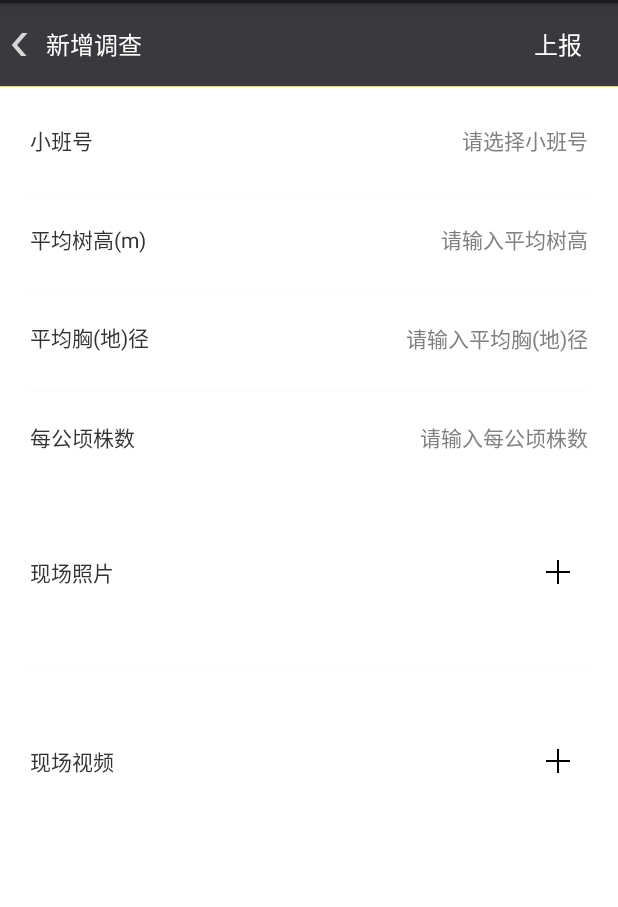
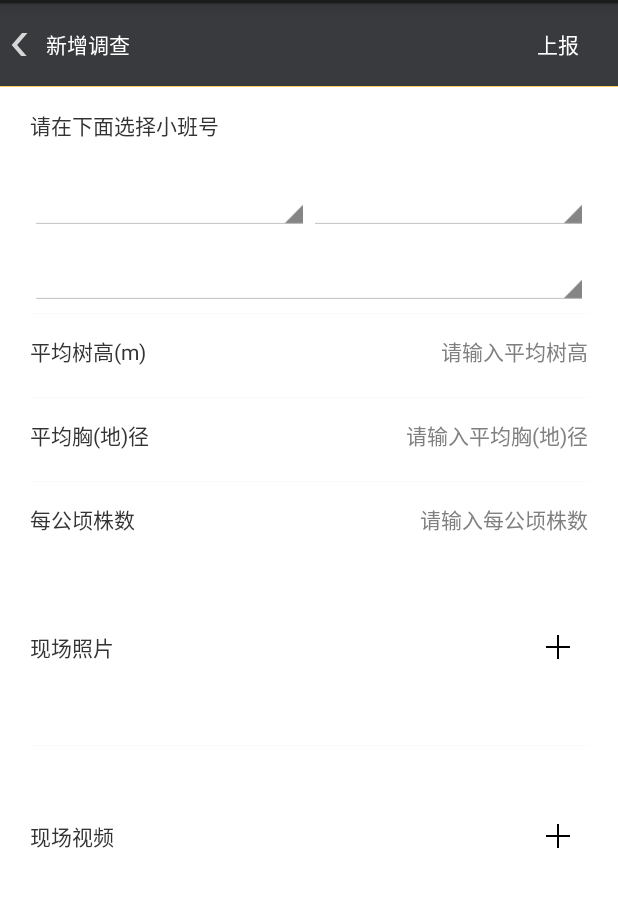
Before and after one commit to githubwithme/QiPoForest, an Android app: the layout addsurvey.xml on its own in the app's theme, with its tools: preview values and no code run, on a phone screen of 412 x 824 dp, the part 69-976 px from its top. Run offline under Robolectric (Android 15) with nearby library versions, the phone set to English and light mode, and no system bars.

Commit message:
1同步小班号数据 2添加小班号选择功能

```diff
--- a/app/src/main/res/layout/addsurvey.xml
+++ b/app/src/main/res/layout/addsurvey.xml
@@ -25,12 +25,12 @@
             android:layout_width="wrap_content"
             android:layout_height="@dimen/titlebar_height"
             android:layout_centerHorizontal="true"
+            android:layout_marginLeft="10dip"
             android:layout_toRightOf="@+id/imgbtn_back"
             android:gravity="center"
             android:text="新增调查"
-            android:layout_marginLeft="10dip"
             android:textColor="@color/white"
-            android:textSize="16sp"/>
+            android:textSize="14sp"/>
 
         <Button
             android:id="@+id/btn_upload"
@@ -43,7 +43,7 @@
             android:gravity="center"
             android:text="上报"
             android:textColor="@color/white"
-            android:textSize="16sp"/>
+            android:textSize="14sp"/>
 
         <ProgressBar
             android:id="@+id/pb_upload"
@@ -70,41 +70,55 @@
         android:layout_height="wrap_content"
         android:orientation="vertical">
 
-        <TableLayout
+        <LinearLayout
             android:layout_width="match_parent"
             android:layout_height="wrap_content"
             android:layout_marginLeft="20dip"
             android:layout_marginRight="20dip"
             android:layout_marginTop="5dip"
-            android:stretchColumns="1">
+            android:orientation="vertical">
 
-            <TableRow
+            <LinearLayout
                 android:layout_width="match_parent"
                 android:layout_height="wrap_content"
-                android:orientation="horizontal">
+                android:orientation="vertical">
 
                 <TextView
-                    android:layout_width="@dimen/width_colum"
-                    android:layout_height="match_parent"
+                    android:layout_width="match_parent"
+                    android:layout_height="40dip"
                     android:focusable="true"
                     android:focusableInTouchMode="true"
                     android:gravity="left|center_vertical"
-                    android:text="小班号"
+                    android:text="请在下面选择小班号"
                     android:textColor="@color/bg_text"
-                    android:textSize="@dimen/size_14"/>
+                    android:textSize="14sp"/>
 
-                <TextView
-                    android:id="@+id/tv_xbh"
+                <LinearLayout
                     android:layout_width="match_parent"
-                    android:layout_height="@dimen/height_colum"
-                    android:layout_span="3"
-                    android:background="@null"
-                    android:gravity="right|center_vertical"
-                    android:hint="请选择小班号"
-                    android:paddingLeft="10dip"
-                    android:textColor="@color/bg_yellow"
-                    android:textSize="@dimen/size_14"/>
-            </TableRow>
+                    android:layout_height="50dip"
+                    android:orientation="horizontal">
+
+                    <Spinner
+                        android:id="@+id/provinceSpinner"
+                        android:layout_width="0dip"
+                        android:layout_height="match_parent"
+                        android:layout_weight="1"
+                        android:gravity="center"/>
+
+                    <Spinner
+                        android:id="@+id/citySpinner"
+                        android:layout_width="0dip"
+                        android:layout_height="match_parent"
+                        android:layout_weight="1"
+                        android:gravity="center"/>
+                </LinearLayout>
+
+                <Spinner
+                    android:id="@+id/countySpinner"
+                    android:layout_width="match_parent"
+                    android:layout_height="50dip"
+                    android:gravity="center"/>
+            </LinearLayout>
 
             <View
                 android:layout_width="match_parent"
@@ -112,9 +126,9 @@
                 android:layout_marginTop="5dip"
                 android:background="@color/bg_selectitem"/>
 
-            <TableRow
+            <LinearLayout
                 android:layout_width="match_parent"
-                android:layout_height="wrap_content"
+                android:layout_height="50dip"
                 android:orientation="horizontal">
 
                 <TextView
@@ -125,20 +139,20 @@
                     android:gravity="left|center_vertical"
                     android:text="平均树高(m)"
                     android:textColor="@color/bg_text"
-                    android:textSize="@dimen/size_14"/>
+                    android:textSize="14sp"/>
 
                 <EditText
                     android:id="@+id/et_pjsg"
                     android:layout_width="match_parent"
-                    android:layout_height="@dimen/height_colum"
-                    android:layout_span="3"
+                    android:layout_height="match_parent"
                     android:background="@null"
                     android:gravity="right|center_vertical"
                     android:hint="请输入平均树高"
+                    android:inputType="numberDecimal"
                     android:paddingLeft="10dip"
                     android:textColor="@color/bg_yellow"
-                    android:textSize="@dimen/size_14"/>
-            </TableRow>
+                    android:textSize="14sp"/>
+            </LinearLayout>
 
             <View
                 android:layout_width="match_parent"
@@ -146,9 +160,9 @@
                 android:layout_marginTop="5dip"
                 android:background="@color/bg_selectitem"/>
 
-            <TableRow
+            <LinearLayout
                 android:layout_width="match_parent"
-                android:layout_height="wrap_content"
+                android:layout_height="50dip"
                 android:orientation="horizontal">
 
                 <TextView
@@ -158,20 +172,20 @@
                     android:inputType="number"
                     android:text="平均胸(地)径(cm)"
                     android:textColor="@color/bg_text"
-                    android:textSize="@dimen/size_14"/>
+                    android:textSize="14sp"/>
 
                 <EditText
                     android:id="@+id/et_pjxj"
                     android:layout_width="match_parent"
-                    android:layout_height="@dimen/height_colum"
-                    android:layout_span="3"
+                    android:layout_height="match_parent"
                     android:background="@null"
                     android:gravity="right|center_vertical"
                     android:hint="请输入平均胸(地)径"
+                    android:inputType="numberDecimal"
                     android:paddingLeft="10dip"
                     android:textColor="@color/bg_yellow"
-                    android:textSize="@dimen/size_14"/>
-            </TableRow>
+                    android:textSize="14sp"/>
+            </LinearLayout>
 
             <View
                 android:layout_width="match_parent"
@@ -179,9 +193,9 @@
                 android:layout_marginTop="5dip"
                 android:background="@color/bg_selectitem"/>
 
-            <TableRow
+            <LinearLayout
                 android:layout_width="match_parent"
-                android:layout_height="wrap_content"
+                android:layout_height="50dip"
                 android:orientation="horizontal">
 
                 <TextView
@@ -190,20 +204,20 @@
                     android:gravity="left|center_vertical"
                     android:text="每公顷株数"
                     android:textColor="@color/bg_text"
-                    android:textSize="@dimen/size_14"/>
+                    android:textSize="14sp"/>
 
                 <EditText
                     android:id="@+id/et_mgqzs"
                     android:layout_width="match_parent"
-                    android:layout_height="@dimen/height_colum"
-                    android:layout_span="3"
+                    android:layout_height="match_parent"
                     android:background="@null"
                     android:gravity="right|center_vertical"
                     android:hint="请输入每公顷株数"
                     android:paddingLeft="10dip"
+                    android:inputType="numberDecimal"
                     android:textColor="@color/bg_yellow"
-                    android:textSize="@dimen/size_14"/>
-            </TableRow>
+                    android:textSize="14sp"/>
+            </LinearLayout>
 
             <RelativeLayout
                 android:layout_width="match_parent"
@@ -217,7 +231,7 @@
                     android:gravity="left|center_vertical"
                     android:text="现场照片"
                     android:textColor="@color/bg_text"
-                    android:textSize="@dimen/size_14"/>
+                    android:textSize="14sp"/>
 
                 <HorizontalScrollView
                     android:layout_width="match_parent"
@@ -259,7 +273,7 @@
                     android:gravity="left|center_vertical"
                     android:text="现场视频"
                     android:textColor="@color/bg_text"
-                    android:textSize="@dimen/size_14"/>
+                    android:textSize="14sp"/>
 
                 <HorizontalScrollView
                     android:layout_width="match_parent"
@@ -282,7 +296,7 @@
                     android:background="@null"
                     android:src="@drawable/plus"/>
             </RelativeLayout>
-        </TableLayout>
+        </LinearLayout>
     </ScrollView>
 
 </LinearLayout>
--- a/app/src/main/res/layout/offline_xblist.xml
+++ b/app/src/main/res/layout/offline_xblist.xml
@@ -40,7 +40,6 @@
 
     <com.bhq.widget.PullToRefreshListView
         android:id="@+id/frame_listview_plant"
-        style="@style/widget_listview"
-        android:background="@color/line_color"/>
+        style="@style/widget_listview"/>
 
 </LinearLayout>
--- a/app/src/main/res/layout/xblist_item.xml
+++ b/app/src/main/res/layout/xblist_item.xml
@@ -50,6 +50,7 @@
                     android:layout_alignParentRight="true"
                     android:layout_marginRight="15dip"
                     android:text="未知"
+                    android:visibility="gone"
                     android:textColor="@color/red"
                     android:textSize="@dimen/size_15"/>
             </RelativeLayout>
@@ -64,6 +65,7 @@
                     android:id="@+id/ll_time"
                     android:layout_width="wrap_content"
                     android:layout_height="match_parent"
+                    android:visibility="gone"
                     android:orientation="horizontal">
 
                     <ImageView
@@ -103,7 +105,6 @@
                         android:layout_width="15dip"
                         android:layout_height="15dip"
                         android:layout_gravity="center_vertical"
-                        android:layout_marginLeft="10dip"
                         android:background="@drawable/menu_patrol"/>
 
                     <TextView
```
Also changed, not shown: app/src/main/java/com/bhq/bean/SLXBL.java (added, +128 -0 lines), app/src/main/java/com/bhq/common/SqliteDb.java (+40 -13 lines), app/src/main/java/com/bhq/ui/Login.java (+11 -2 lines), app/src/main/java/com/bhq/ui/Offline_AddSurvey.java (+163 -87 lines).
